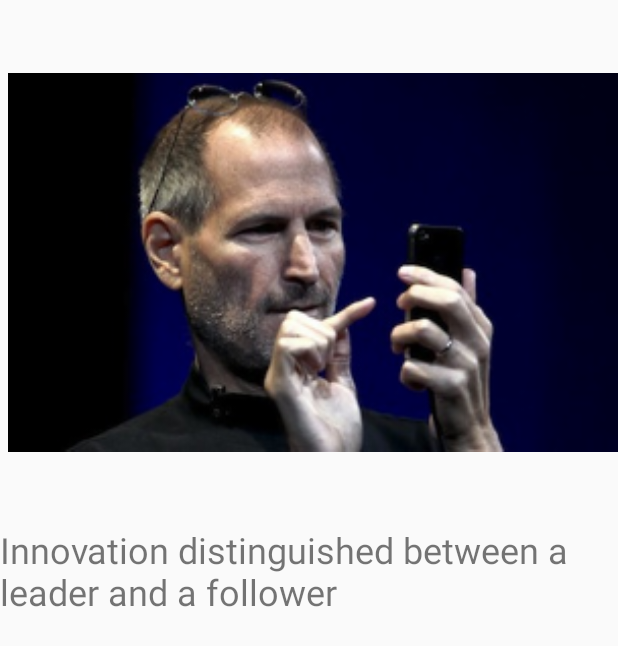
After one commit to yao23/QuoteReader, an Android app: the QuoteDetail screen opened directly, with no data from a screen before it, on a phone screen of 412 x 824 dp. The commit adds this screen. Shown: the top 646 px of the screen. Run offline under Robolectric (Android 15) with nearby library versions, the phone set to English and light mode, and no system bars.

Commit message:
show quote detail after click a quote

```diff
--- a/app/src/main/AndroidManifest.xml
+++ b/app/src/main/AndroidManifest.xml
@@ -18,6 +18,9 @@
                 <category android:name="android.intent.category.LAUNCHER" />
             </intent-filter>
         </activity>
+        <activity android:name=".QuoteDetail"
+            android:screenOrientation="portrait">
+        </activity>
     </application>
 
 </manifest>
--- /dev/null
+++ b/app/src/main/java/com/clouds/liyao/quotereader/QuoteDetail.java
@@ -0,0 +1,34 @@
+package com.clouds.liyao.quotereader;
+
+import android.app.Activity;
+import android.content.Intent;
+import android.os.Bundle;
+import android.widget.ImageView;
+import android.widget.TextView;
+
+/**
+ * Created by liyao on 1/7/16.
+ */
+public class QuoteDetail extends Activity {
+
+    private ImageView mImageView;
+    private TextView mQuote;
+    private int mPosition;
+    private DataSource mDataSource;
+
+    @Override
+    protected void onCreate(Bundle savedInstanceState) {
+        super.onCreate(savedInstanceState);
+        setContentView(R.layout.quote_detail);
+
+        Intent i = getIntent();
+        mPosition = i.getIntExtra("position", 0);
+
+        mDataSource = new DataSource();
+        mImageView = (ImageView) findViewById(R.id.detail_image);
+        mQuote = (TextView) findViewById(R.id.detail_quote);
+
+        mImageView.setImageResource(mDataSource.getmPhotoHdPool().get(mPosition));
+        mQuote.setText(getResources().getString(mDataSource.getmQuotePool().get(mPosition)));
+    }
+}
```
Also changed, not shown: app/src/main/java/com/clouds/liyao/quotereader/ReadQuoteActivity.java (+12 -0 lines).
